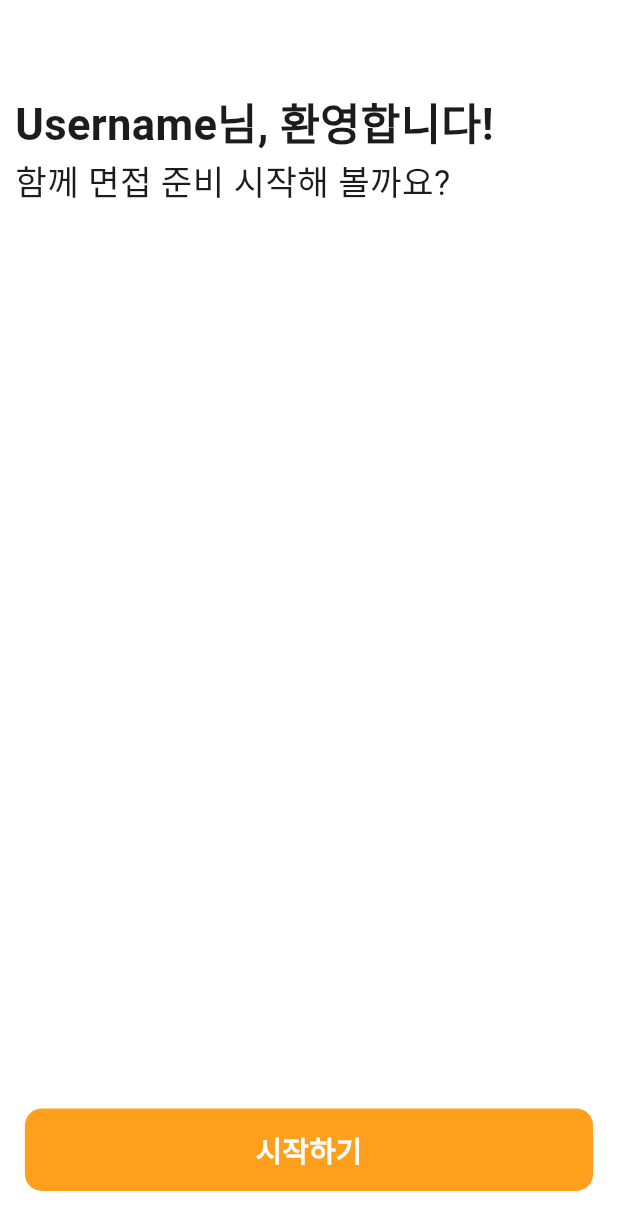
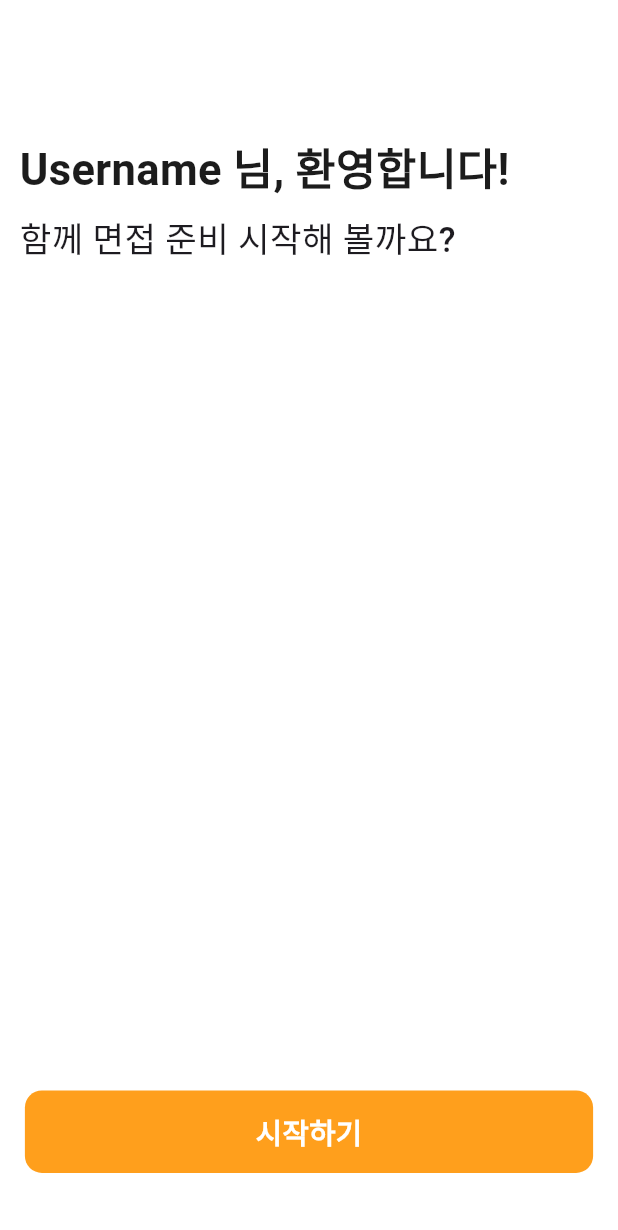
Before and after one commit to qixiangme/passtry-MVVM-refactoring, a Flutter app: the WelcomeScreen screen opened directly, on a phone screen of 412 x 824 dp. Shown: the top 1230 px of the screen. Run offline on Flutter 3.47's test engine with Material 3 defaults, Android fonts, the phone set to English and light mode, and no system bars; our stand-ins replace flutter_screenutil; Roboto replaces fonts that are missing (Wanted Sans).

Commit message:
auth: welcome_Screen UI

```diff
--- a/lib/features/auth/login_screen.dart
+++ b/lib/features/auth/login_screen.dart
@@ -69,6 +69,7 @@ class LoginScreen extends StatelessWidget {
               child: Padding(
                 padding: const EdgeInsets.only(left: 10),
                 child: TextField(
+                  obscureText: true,
                   decoration: InputDecoration(
                     hintText: "영문, 숫자, 특수문자 조합 8자리 이상",
                     hintStyle: TextStyle(color: Color(0xFFC4CAD4)),
--- a/lib/features/auth/welcome_screen.dart
+++ b/lib/features/auth/welcome_screen.dart
@@ -12,11 +12,11 @@ class WelcomeScreen extends StatelessWidget {
           mainAxisAlignment: MainAxisAlignment.start,
           crossAxisAlignment: CrossAxisAlignment.start,
           children: [
-            SizedBox(height: 60),
+            SizedBox(height: 90),
             Padding(
-              padding: const EdgeInsets.only(left: 10),
+              padding: const EdgeInsets.only(left: 13),
               child: Text(
-                'Username님, 환영합니다!',
+                'Username 님, 환영합니다!',
                 style: TextStyle(
                   color: const Color(0xFF1C1C1C) /* main-black */,
                   fontSize: 76.sp,
@@ -27,13 +27,13 @@ class WelcomeScreen extends StatelessWidget {
             ),
 
             Padding(
-              padding: const EdgeInsets.only(left: 10.0),
+              padding: const EdgeInsets.only(left: 13.0, top: 8),
               child: Text(
                 "함께 면접 준비 시작해 볼까요?",
-                style: TextStyle(fontSize: 60.sp),
+                style: TextStyle(fontSize: 60.sp, fontWeight: FontWeight.w500),
               ),
             ),
-            SizedBox(height: 600),
+            SizedBox(height: 550),
 
             GestureDetector(
               onTap: () {},
```
